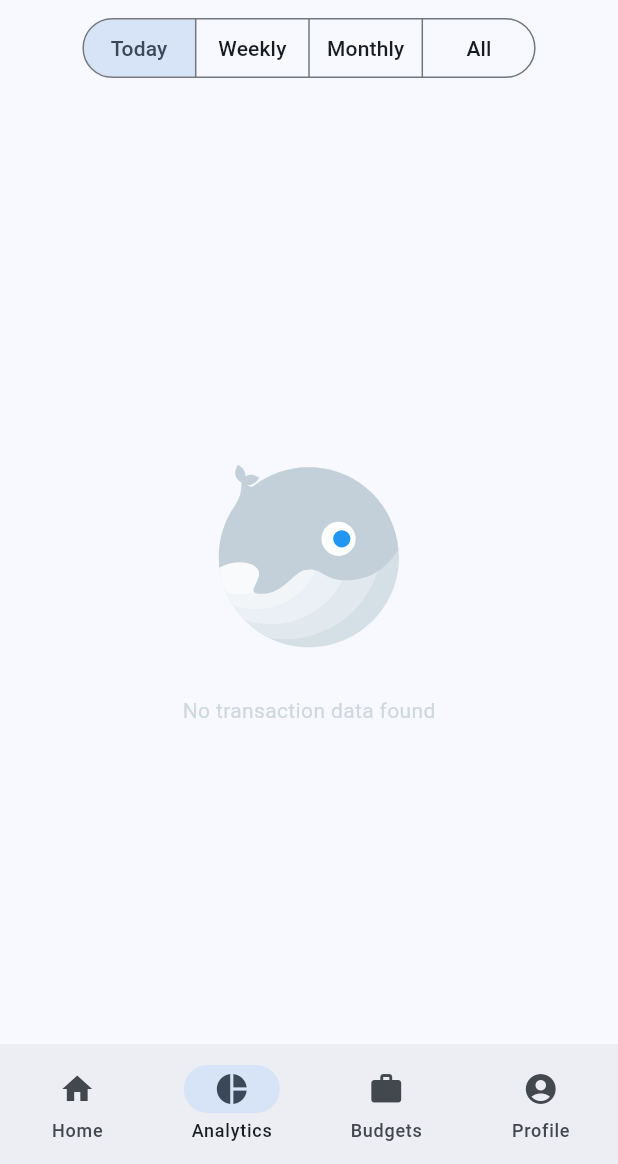
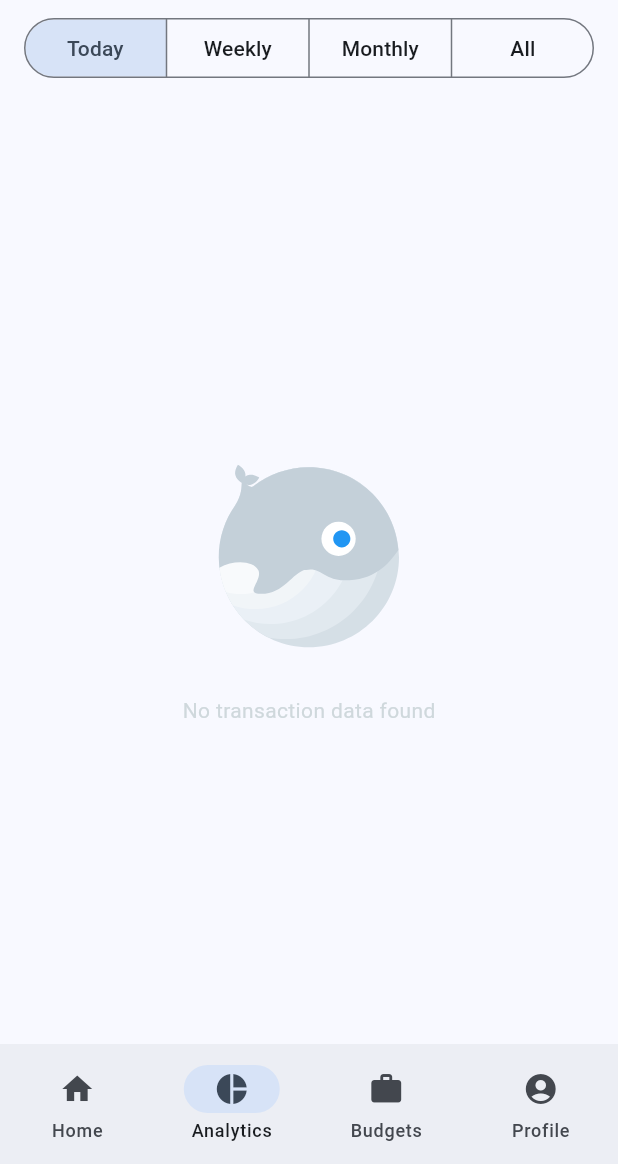
Before and after one commit to rijfas/pocketbook, a Flutter app: the DashboardView screen opened by its route, item 2 of the bottom bar chosen, on a phone screen of 412 x 824 dp, the part 72-1236 px from its top. Run offline on Flutter 3.47's test engine with Material 3 defaults, Android fonts, the phone set to English and light mode, and no system bars; drawn by our look-alikes of lottie; our stand-ins replace animated_flip_counter, emoji_picker_flutter, fl_chart, flutter_local_notifications, google_generative_ai, image_picker and 4 more; missing offline and left inert: telephony; accounts and stored records are empty; generated files the repository leaves out were written again.

Commit message:
changed anyltics mode button width

```diff
--- a/lib/presentation/screens/dashboard/pages/analytics/widgets/analytics_mode_button.dart
+++ b/lib/presentation/screens/dashboard/pages/analytics/widgets/analytics_mode_button.dart
@@ -14,7 +14,9 @@ class AnalyticsModeButton extends StatelessWidget {
       (controller) => controller.mode,
     );
 
-    return SegmentedButton(
+    return SizedBox(
+      width: double.infinity,
+      child: SegmentedButton(
         showSelectedIcon: false,
         onSelectionChanged: (selection) =>
             context.read<AnalyticsPageController>().changeMode(
@@ -41,6 +43,7 @@ class AnalyticsModeButton extends StatelessWidget {
         selected: {
           mode,
         },
+      ),
     );
   }
 }
```
Lines whose indentation alone changed are shown as unchanged.
